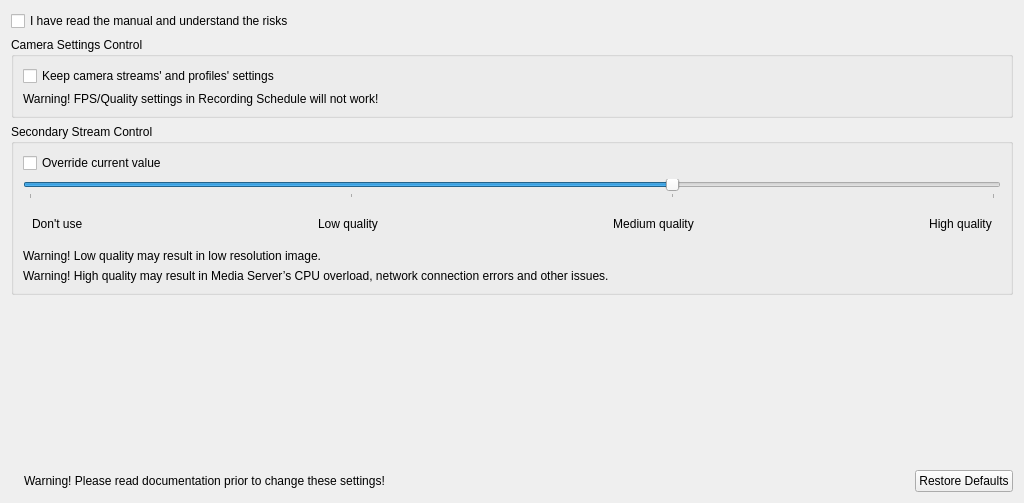
The window that client/src/ui/widgets/properties/expert_settings_widget.ui (networkoptix/nx_open) describes before a commit, drawn with Qt 5.
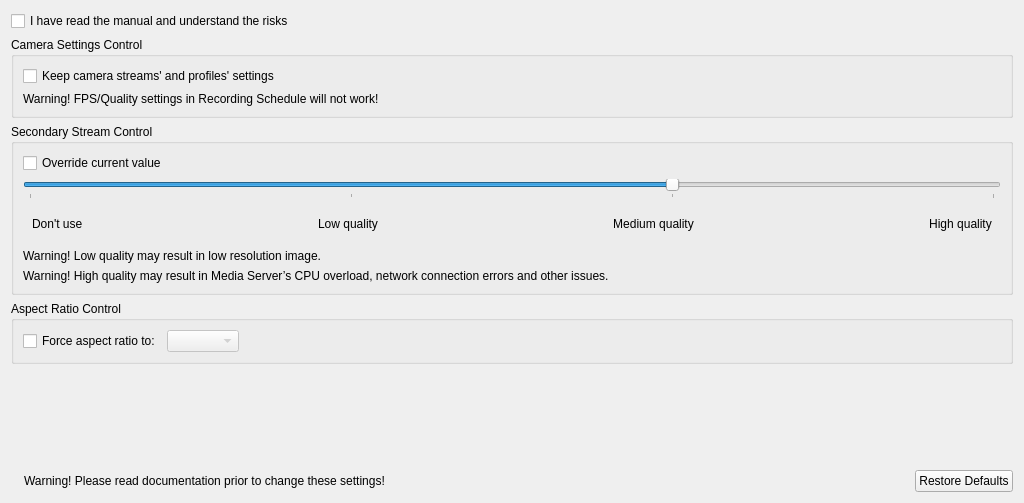
The same window after the commit. Icons and pictures are not drawn.

Commit message:
Feature #2694: fixed aspect ratio for some video resources
<==== Mercurial data ====>
Branch: master

The edit to the form file:
```diff
--- a/client/src/ui/widgets/properties/expert_settings_widget.ui
+++ b/client/src/ui/widgets/properties/expert_settings_widget.ui
@@ -191,6 +191,45 @@
             </layout>
            </widget>
           </item>
+          <item>
+           <widget class="QGroupBox" name="arGroupBox">
+            <property name="title">
+             <string>Aspect Ratio Control</string>
+            </property>
+            <layout class="QHBoxLayout" name="horizontalLayout_2">
+             <item>
+              <widget class="QCheckBox" name="arOverrideCheckBox">
+               <property name="text">
+                <string>Force aspect ratio to:</string>
+               </property>
+              </widget>
+             </item>
+             <item>
+              <widget class="QComboBox" name="arComboBox">
+               <property name="enabled">
+                <bool>false</bool>
+               </property>
+               <property name="currentIndex">
+                <number>-1</number>
+               </property>
+              </widget>
+             </item>
+             <item>
+              <spacer name="horizontalSpacer_5">
+               <property name="orientation">
+                <enum>Qt::Horizontal</enum>
+               </property>
+               <property name="sizeHint" stdset="0">
+                <size>
+                 <width>40</width>
+                 <height>20</height>
+                </size>
+               </property>
+              </spacer>
+             </item>
+            </layout>
+           </widget>
+          </item>
           <item>
            <spacer name="verticalSpacer">
             <property name="orientation">
```
Left out of the diff: 27 changed lines with no effect on the pictures. The commit also changes 2 other files.
